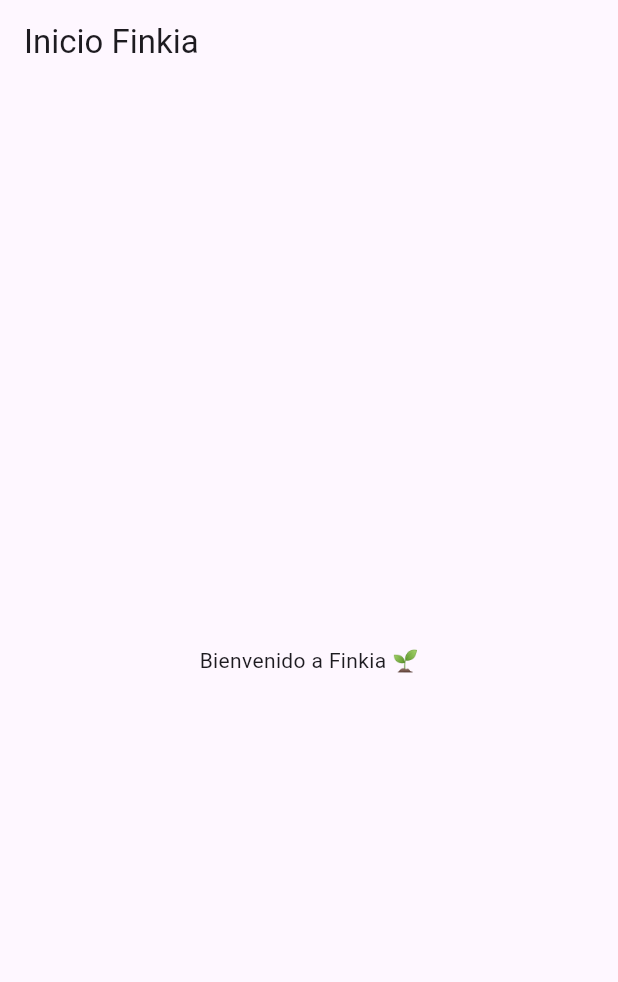
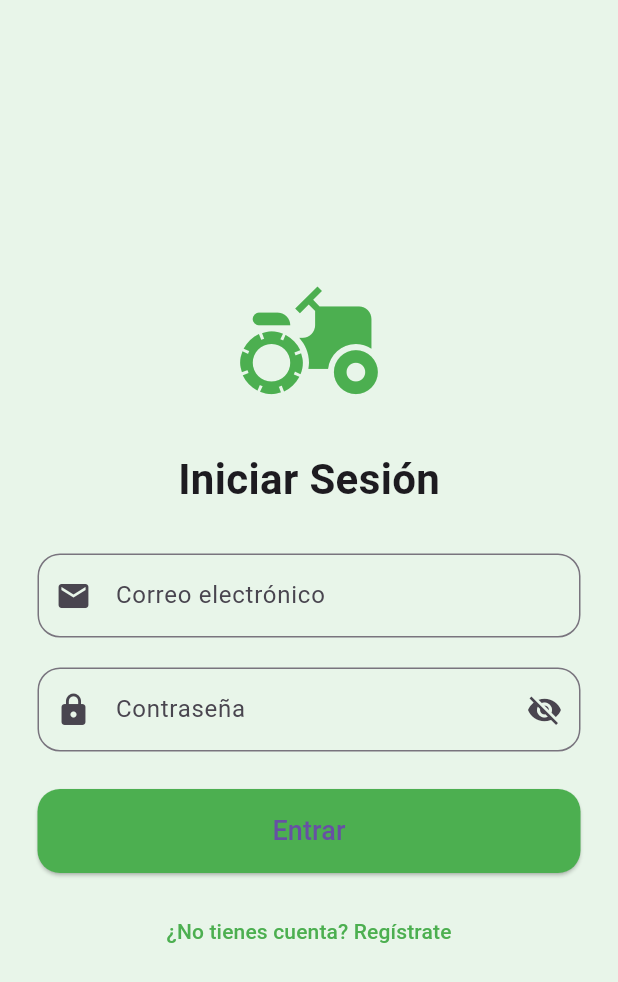
Before and after one commit to leonelburgos1/Finkia_aplication, a Flutter app: the screen it shows after launch, on a phone screen of 412 x 824 dp. Shown: the top 982 px of the screen. Run offline on Flutter 3.47's test engine with Material 3 defaults, Android fonts, the phone set to English and light mode, and no system bars; our stand-ins replace firebase_auth, firebase_core; accounts and stored records are empty.

Commit message:
creación login-register con firebase y inicio

```diff
--- a/Finkia_aplication/lib/main.dart
+++ b/Finkia_aplication/lib/main.dart
@@ -1,7 +1,11 @@
 import 'package:flutter/material.dart';
 import 'splash_screen.dart';
+import 'package:firebase_core/firebase_core.dart';
+import 'firebase_options.dart';
 
-void main() {
+void main() async {
+  WidgetsFlutterBinding.ensureInitialized();
+  await Firebase.initializeApp(options: DefaultFirebaseOptions.currentPlatform);
   runApp(const MyApp());
 }
 
@@ -12,14 +16,13 @@
   Widget build(BuildContext context) {
     return MaterialApp(
       debugShowCheckedModeBanner: false,
-      title: 'AGROU',
+      title: 'Finkia',
       theme: ThemeData(primarySwatch: Colors.green),
-      home: const SplashScreen(), // <- aquí pones tu splash primero
+      home: const SplashScreen(),
     );
   }
 }
 
-// Ejemplo de tu pantalla principal
 class MyHomePage extends StatelessWidget {
   const MyHomePage({super.key});
 
--- /dev/null
+++ b/Finkia_aplication/lib/screens/login.dart
@@ -0,0 +1,198 @@
+import 'package:flutter/material.dart';
+import 'package:firebase_auth/firebase_auth.dart';
+import 'register.dart';
+import 'inicio.dart';
+
+class Login extends StatefulWidget {
+  const Login({Key? key}) : super(key: key);
+
+  @override
+  State<Login> createState() => _LoginState();
+}
+
+class _LoginState extends State<Login> {
+  final TextEditingController emailController = TextEditingController();
+  final TextEditingController passwordController = TextEditingController();
+
+  bool _obscurePassword = true;
+  bool isLoading = false;
+
+  Future<void> login() async {
+    final email = emailController.text.trim();
+    final password = passwordController.text.trim();
+
+    if (email.isEmpty || password.isEmpty) {
+      ScaffoldMessenger.of(context).showSnackBar(
+        const SnackBar(content: Text("Por favor completa todos los campos")),
+      );
+      return;
+    }
+
+    try {
+      setState(() => isLoading = true);
+
+      await FirebaseAuth.instance.signInWithEmailAndPassword(
+        email: email,
+        password: password,
+      );
+
+      ScaffoldMessenger.of(
+        context,
+      ).showSnackBar(const SnackBar(content: Text("Inicio de sesión exitoso")));
+
+      // Aquí puedes redirigir a tu pantalla principal
+      Navigator.pushReplacement(
+        context,
+        MaterialPageRoute(builder: (_) => ResponsiveNavBarPage()),
+      );
+    } on FirebaseAuthException catch (e) {
+      String message;
+      if (e.code == 'user-not-found') {
+        message = 'No existe un usuario con ese correo.';
+      } else if (e.code == 'wrong-password') {
+        message = 'Contraseña incorrecta.';
+      } else {
+        message = 'Error: ${e.message}';
+      }
+      ScaffoldMessenger.of(
+        context,
+      ).showSnackBar(SnackBar(content: Text(message)));
+    } finally {
+      setState(() => isLoading = false);
+    }
+  }
+
+  @override
+  Widget build(BuildContext context) {
+    return Scaffold(
+      backgroundColor: Colors.green.shade50,
+      body: Center(
+        child: Padding(
+          padding: const EdgeInsets.all(25.0),
+          child: SingleChildScrollView(
+            child: Column(
+              mainAxisAlignment: MainAxisAlignment.center,
+              children: [
+                const Icon(Icons.agriculture, size: 100, color: Colors.green),
+                const SizedBox(height: 20),
+                const Text(
+                  'Iniciar Sesión',
+                  style: TextStyle(fontSize: 28, fontWeight: FontWeight.bold),
+                ),
+                const SizedBox(height: 30),
+
+                // Campo de correo
+                TextField(
+                  controller: emailController,
+                  keyboardType: TextInputType.emailAddress,
+                  decoration: InputDecoration(
+                    labelText: 'Correo electrónico',
+                    prefixIcon: const Icon(Icons.email),
+                    border: OutlineInputBorder(
+                      borderRadius: BorderRadius.circular(15),
+                    ),
+                  ),
+                ),
+                const SizedBox(height: 20),
+
+                // Campo de contraseña
+                TextField(
+                  controller: passwordController,
+                  obscureText: _obscurePassword,
+                  decoration: InputDecoration(
+                    labelText: 'Contraseña',
+                    prefixIcon: const Icon(Icons.lock),
+                    suffixIcon: IconButton(
+                      icon: Icon(
+                        _obscurePassword
+                            ? Icons.visibility_off
+                            : Icons.visibility,
+                      ),
+                      onPressed: () {
+                        setState(() {
+                          _obscurePassword = !_obscurePassword;
+                        });
+                      },
+                    ),
+                    border: OutlineInputBorder(
+                      borderRadius: BorderRadius.circular(15),
+                    ),
+                  ),
+                ),
+                const SizedBox(height: 25),
+
+                // Botón de inicio
+                SizedBox(
+                  width: double.infinity,
+                  child: isLoading
+                      ? const Center(child: CircularProgressIndicator())
+                      : ElevatedButton(
+                          onPressed: login,
+                          style: ElevatedButton.styleFrom(
+                            backgroundColor: Colors.green,
+                            padding: const EdgeInsets.symmetric(vertical: 15),
+                            shape: RoundedRectangleBorder(
+                              borderRadius: BorderRadius.circular(15),
+                            ),
+                          ),
+                          child: const Text(
+                            'Entrar',
+                            style: TextStyle(fontSize: 18),
+                          ),
+                        ),
+                ),
+                const SizedBox(height: 15),
+
+                // Botón para ir a registro
+                TextButton(
+                  onPressed: () {
+                    Navigator.pushReplacement(
+                      context,
+                      MaterialPageRoute(builder: (_) => const Register()),
+                    );
+                  },
+                  child: const Text(
+                    '¿No tienes cuenta? Regístrate',
+                    style: TextStyle(color: Colors.green),
+                  ),
+                ),
+              ],
+            ),
+          ),
+        ),
+      ),
+    );
+  }
+}
+
+class HomePage extends StatelessWidget {
+  const HomePage({super.key});
+
+  @override
+  Widget build(BuildContext context) {
+    return Scaffold(
+      appBar: AppBar(
+        title: const Text('Inicio'),
+        backgroundColor: Colors.green,
+        actions: [
+          IconButton(
+            icon: const Icon(Icons.logout),
+            onPressed: () async {
+              await FirebaseAuth.instance.signOut();
+              Navigator.pushReplacement(
+                context,
+                MaterialPageRoute(builder: (_) => const Login()),
+              );
+            },
+          ),
+        ],
+      ),
+      body: const Center(
+        child: Text(
+          'Bienvenido a Finkia 🌿',
+          style: TextStyle(fontSize: 22, fontWeight: FontWeight.bold),
+        ),
+      ),
+    );
+  }
+}
--- a/Finkia_aplication/pubspec.yaml
+++ b/Finkia_aplication/pubspec.yaml
@@ -9,6 +9,8 @@
 dependencies:
   flutter:
     sdk: flutter
+  firebase_core: 4.2.0
+  firebase_auth: ^6.1.1
 
 dev_dependencies:
   flutter_test:
@@ -18,4 +20,4 @@
 flutter:
   uses-material-design: true
   assets:
-    - assets/images/logo_splashscreen.png
+    - assets/images/
```
Also changed, not shown: Finkia_aplication/lib/screens/inicio.dart (added, +116 -0 lines), Finkia_aplication/lib/screens/register.dart (added, +152 -0 lines), Finkia_aplication/lib/splash_screen.dart (+3 -4 lines), Finkia_aplication/assets/images/logo_splash.jpg (added), Finkia_aplication/firebase.json (added), Finkia_aplication/lib/firebase_options.dart (added), Finkia_aplication/pubspec.lock, 6 other files.
